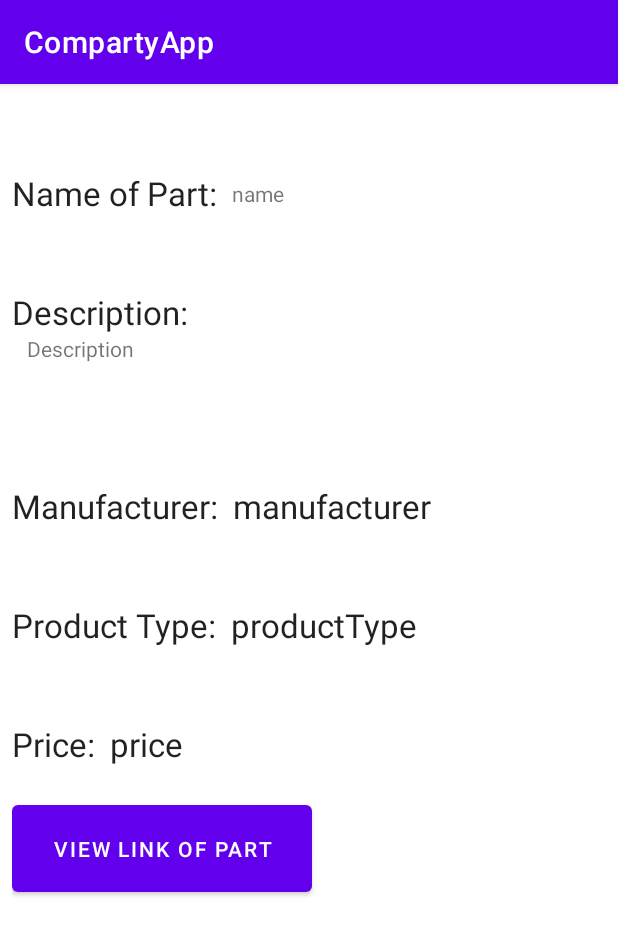
After one commit to NoahBautista/731_Comparty, an Android app: the PartsView screen opened directly, with no data from a screen before it, on a phone screen of 412 x 824 dp. The commit adds this screen. Shown: the top 935 px of the screen. Run offline under Robolectric (Android 15) with nearby library versions, the phone set to English and light mode, and no system bars.

Commit message:
Ability to Open the Parts Information in the Build Section
Added the functionality to open more information about the individual parts in the Build Section

```diff
--- a/app/src/main/java/com/example/compartyapp/PartsAdapter.java
+++ b/app/src/main/java/com/example/compartyapp/PartsAdapter.java
@@ -1,12 +1,15 @@
 package com.example.compartyapp;
 
 
+import android.content.Context;
+import android.content.Intent;
 import android.view.LayoutInflater;
 import android.view.View;
 import android.view.ViewGroup;
 import android.widget.TextView;
 
 import androidx.annotation.NonNull;
+import androidx.cardview.widget.CardView;
 import androidx.recyclerview.widget.RecyclerView;
 
 import com.firebase.ui.firestore.FirestoreRecyclerAdapter;
@@ -14,8 +17,10 @@ import com.firebase.ui.firestore.FirestoreRecyclerOptions;
 
 public class PartsAdapter extends FirestoreRecyclerAdapter <Parts, PartsAdapter.PartsHolder>{
 
-    public PartsAdapter(@NonNull FirestoreRecyclerOptions<Parts> options) {
+    private Context partsContext;
+    public PartsAdapter(@NonNull FirestoreRecyclerOptions<Parts> options, Context partsContext) {
         super(options);
+        this.partsContext = partsContext;
     }
 
     @Override
@@ -23,6 +28,33 @@ public class PartsAdapter extends FirestoreRecyclerAdapter <Parts, PartsAdapter.
         holder.tvName.setText(model.getName());
         holder.tvManu.setText(model.getManufacturer());
         holder.tvPrice.setText(String.valueOf(model.getPrice()));
+
+        holder.cardView.setOnClickListener(new View.OnClickListener() {
+            @Override
+            public void onClick(View v) {
+                Intent intent = new Intent(partsContext, PartsView.class);
+//                intent.putExtra("Image",cpus.get(holder.getAdapterPosition()).getImage());
+//                intent.putExtra("Description",cpus.get(holder.getAdapterPosition()).getDescription());
+//                intent.putExtra("BoostClock",cpus.get(holder.getAdapterPosition()).getLink());
+//                intent.putExtra("NumberOfCores",cpus.get(holder.getAdapterPosition()).getNumberOfCores());
+//                intent.putExtra("NumberOfThreads",cpus.get(holder.getAdapterPosition()).getNumberOfThreads());
+//                intent.putExtra("BaseClock",cpus.get(holder.getAdapterPosition()).getBaseClock());
+//                intent.putExtra("BoostClock",cpus.get(holder.getAdapterPosition()).getBoostClock());
+//                intent.putExtra("Link",cpus.get(holder.getAdapterPosition()).getLink());
+//                intent.putExtra("Name",cpus.get(holder.getAdapterPosition()).getName());
+
+                intent.putExtra("NameP", model.getName());
+                intent.putExtra("Description", model.getDescription());
+                intent.putExtra("Manufacturer", model.getManufacturer());
+                intent.putExtra("Price", model.getPrice());
+                intent.putExtra("Link", model.getLink());
+                intent.putExtra("ProductType", model.getType());
+
+                partsContext.startActivity(intent);
+            }
+        });
+
+
 
     }
 
@@ -40,12 +72,14 @@ public class PartsAdapter extends FirestoreRecyclerAdapter <Parts, PartsAdapter.
         TextView tvPrice;
         TextView tvLink;
         TextView tvType;
+        private CardView cardView;
 
         public PartsHolder (View itemView){
             super(itemView);
             tvName = itemView.findViewById(R.id.text_view_title);
             tvManu = itemView.findViewById(R.id.text_view_manufacturer);
             tvPrice = itemView.findViewById(R.id.text_view_price);
+            cardView = itemView.findViewById(R.id.cardView);
         }
     }
 }
--- /dev/null
+++ b/app/src/main/java/com/example/compartyapp/PartsView.java
@@ -0,0 +1,63 @@
+package com.example.compartyapp;
+
+import androidx.appcompat.app.AppCompatActivity;
+
+import android.content.Intent;
+import android.os.Bundle;
+import android.view.View;
+import android.widget.Button;
+import android.widget.ImageView;
+import android.widget.TextView;
+
+public class PartsView extends AppCompatActivity {
+
+    TextView partsDescription;
+    TextView partsManufacturer;
+    TextView partsPrice;
+    TextView partsLink;
+    TextView partsName;
+    TextView partsProductType;
+
+    String partsWebURL;
+
+
+    @Override
+    protected void onCreate(Bundle savedInstanceState) {
+        super.onCreate(savedInstanceState);
+        setContentView(R.layout.activity_parts_view);
+
+        //getSupportActionBar().setDisplayHomeAsUpEnabled(true);
+
+        partsDescription = (TextView) findViewById(R.id.textDescriptionP);
+        partsProductType = (TextView) findViewById(R.id.textProductType);
+        partsManufacturer = (TextView) findViewById(R.id.textManufacturer);
+        partsPrice = (TextView) findViewById(R.id.textPrice);
+        partsLink = (TextView) findViewById(R.id.textLinkP);
+        partsName = (TextView) findViewById(R.id.textNameP);
+
+        Bundle partsBundle = getIntent().getExtras();
+        if(partsBundle != null){
+            partsDescription.setText(partsBundle.getString("Description"));
+            partsPrice.setText(String.valueOf(partsBundle.getDouble("Price")));
+            partsManufacturer.setText(partsBundle.getString("Manufacturer"));
+            partsProductType.setText(partsBundle.getString("ProductType"));
+            partsWebURL = partsBundle.getString("Link");
+            // Added
+            partsName.setText(partsBundle.getString("NameP"));
+        }
+
+
+//        Button partsWebView = findViewById(R.id.partsWebView);
+//        partsWebView.setOnClickListener(new View.OnClickListener()
+//        {
+//            @Override
+//            public void onClick(View view)
+//            {
+//                Intent intent = new Intent(com.example.compartyapp.ViewCPU.this,CPUWebView.class);
+//                intent.putExtra("LINK",cpuWebURL);
+//                startActivity(intent);
+//            }
+//        });
+
+    }
+}
--- a/app/src/main/java/com/example/compartyapp/ui/slideshow/SlideshowFragment.java
+++ b/app/src/main/java/com/example/compartyapp/ui/slideshow/SlideshowFragment.java
@@ -57,7 +57,8 @@ public class SlideshowFragment extends Fragment {
         FirestoreRecyclerOptions<Parts> parts = new FirestoreRecyclerOptions.Builder<Parts>()
                 .setQuery(query, Parts.class)
                 .build();
-        adapter = new PartsAdapter(parts);
+        //need to get the context of the fragment
+        adapter = new PartsAdapter(parts,getContext());
 
         RecyclerView recyclerView = root.findViewById(R.id.firebase_list);
         recyclerView.setHasFixedSize(true);
--- /dev/null
+++ b/app/src/main/res/layout/activity_parts_view.xml
@@ -0,0 +1,132 @@
+<?xml version="1.0" encoding="utf-8"?>
+<LinearLayout xmlns:android="http://schemas.android.com/apk/res/android"
+    xmlns:app="http://schemas.android.com/apk/res-auto"
+    xmlns:tools="http://schemas.android.com/tools"
+    android:layout_width="match_parent"
+    android:layout_height="match_parent"
+    tools:context=".PartsView">
+
+    <RelativeLayout
+        android:layout_width="match_parent"
+        android:layout_height="wrap_content"
+        android:padding="8dp">
+
+        <TextView
+            android:id="@+id/partsDescription"
+            android:layout_marginTop="50dp"
+            android:layout_width="wrap_content"
+            android:layout_height="wrap_content"
+            android:layout_below="@+id/partsName"
+            android:text="Description:"
+            android:textAppearance="@style/TextAppearance.AppCompat.Large"></TextView>
+        <TextView
+            android:id="@+id/textDescriptionP"
+            android:maxLines="5"
+            android:layout_marginLeft="10dp"
+            android:layout_width="match_parent"
+            android:layout_height="wrap_content"
+            android:layout_below="@+id/partsDescription"
+            android:text="Description"></TextView>
+
+        <TextView
+            android:layout_marginTop="100dp"
+            android:id="@+id/partsManufacturer"
+            android:layout_width="wrap_content"
+            android:layout_height="wrap_content"
+            android:text="Manufacturer:"
+            android:layout_below="@+id/partsDescription"
+            android:textAppearance="@style/TextAppearance.AppCompat.Large"></TextView>
+        <TextView
+            android:layout_marginTop="100dp"
+            android:id="@+id/textManufacturer"
+            android:layout_marginLeft="10dp"
+            android:layout_width="match_parent"
+            android:layout_height="wrap_content"
+            android:layout_toRightOf="@id/partsManufacturer"
+            android:layout_below="@+id/partsDescription"
+            android:text="manufacturer"
+            android:textAppearance="@style/TextAppearance.AppCompat.Large"></TextView>
+
+        <TextView
+            android:layout_marginTop="50dp"
+            android:id="@+id/partsProductType"
+            android:layout_width="wrap_content"
+            android:layout_height="wrap_content"
+            android:text="Product Type:"
+            android:layout_below="@+id/partsManufacturer"
+            android:textAppearance="@style/TextAppearance.AppCompat.Large"></TextView>
+        <TextView
+            android:layout_marginTop="50dp"
+            android:id="@+id/textProductType"
+            android:layout_marginLeft="10dp"
+            android:layout_width="match_parent"
+            android:layout_height="wrap_content"
+            android:layout_toRightOf="@id/partsProductType"
+            android:layout_below="@+id/partsManufacturer"
+            android:text="productType"
+            android:textAppearance="@style/TextAppearance.AppCompat.Large"></TextView>
+
+        <TextView
+            android:layout_marginTop="50dp"
+            android:id="@+id/partsName"
+            android:layout_width="wrap_content"
+            android:layout_height="wrap_content"
+            android:text="Name of Part:"
+            android:textAppearance="@style/TextAppearance.AppCompat.Large"></TextView>
+        <TextView
+            android:layout_marginTop="55dp"
+            android:id="@+id/textNameP"
+            android:layout_marginLeft="10dp"
+            android:layout_width="match_parent"
+            android:layout_height="wrap_content"
+            android:layout_toRightOf="@id/partsName"
+            android:text="name"></TextView>
+
+        <TextView
+            android:layout_marginTop="50dp"
+            android:id="@+id/partsPrice"
+            android:layout_width="wrap_content"
+            android:layout_height="wrap_content"
+            android:text="Price:"
+            android:layout_below="@+id/partsProductType"
+            android:textAppearance="@style/TextAppearance.AppCompat.Large"></TextView>
+        <TextView
+            android:layout_marginTop="50dp"
+            android:id="@+id/textPrice"
+            android:layout_marginLeft="10dp"
+            android:layout_width="match_parent"
+            android:layout_height="wrap_content"
+            android:layout_toRightOf="@id/partsPrice"
+            android:layout_below="@+id/partsProductType"
+            android:text="price"
+            android:textAppearance="@style/TextAppearance.AppCompat.Large"></TextView>
+
+        <Button
+            android:id="@+id/partsWebView"
+            android:layout_width="200dp"
+            android:layout_height="70dp"
+            android:text="View Link of Part"
+            android:layout_below="@+id/partsPrice"
+            android:layout_marginTop="20dp">
+        </Button>
+
+        <TextView
+            android:id="@+id/textLinkP"
+            android:layout_marginLeft="10dp"
+            android:layout_width="match_parent"
+            android:layout_height="wrap_content"
+            android:visibility="invisible">
+        </TextView>
+
+<!--        <TextView-->
+<!--            android:id="@+id/textName"-->
+<!--            android:layout_marginLeft="10dp"-->
+<!--            android:layout_width="match_parent"-->
+<!--            android:layout_height="wrap_content"-->
+<!--            android:visibility="invisible">-->
+<!--        </TextView>-->
+
+
+    </RelativeLayout>
+
+</LinearLayout>
```
Also changed, not shown: app/src/main/AndroidManifest.xml (+16 -8 lines).
